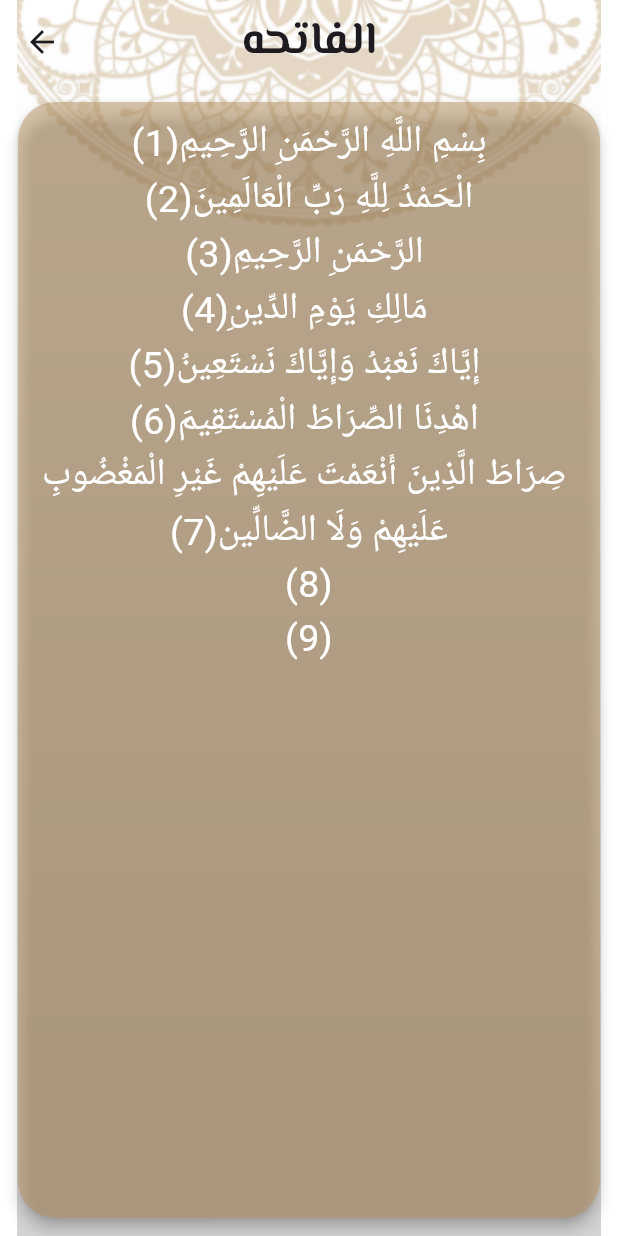
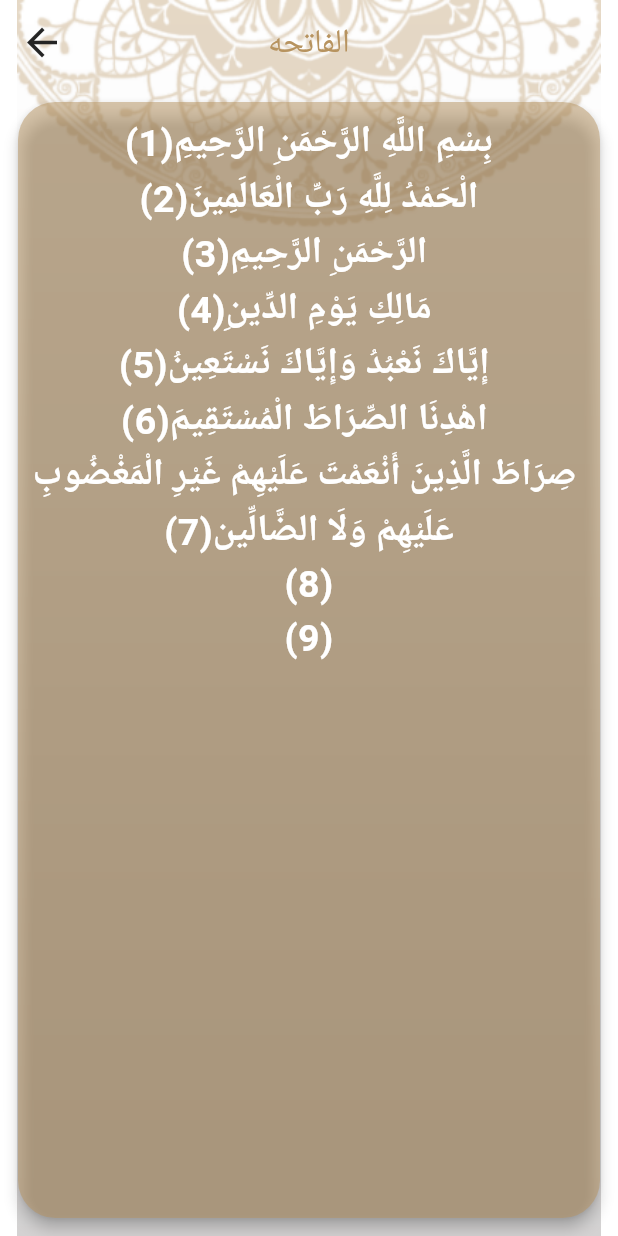
Before and after one commit to AbdallahEssam58/islmai_app1, a Flutter app: the screen it shows after launch, after a tap on "الفاتحه", on a phone screen of 412 x 824 dp. Run offline on Flutter 3.47's test engine with Material 3 defaults, Android fonts, the phone set to English and light mode, and no system bars; our stand-ins replace google_fonts; Roboto replaces fonts that are missing (Inder).

Commit message:
finshed theme & setting tab commit

```diff
--- /dev/null
+++ b/lib/home/bottom_sheets/x.dart
@@ -0,0 +1 @@
+String mode= "Dark" ;
--- a/lib/home/home.dart
+++ b/lib/home/home.dart
@@ -7,6 +7,9 @@ import 'package:islmai_app1/home/tabs/quran.dart';
 import 'package:islmai_app1/home/tabs/radio.dart';
 import 'package:islmai_app1/home/tabs/sebha.dart';
 import 'package:islmai_app1/home/tabs/setting.dart';
+import 'package:islmai_app1/my_theme_data.dart';
+import 'package:islmai_app1/providers/my_provider.dart';
+import 'package:provider/provider.dart';
 
 class HomeScreen extends StatefulWidget {
   static const String routeName = 'Home';
@@ -22,19 +25,22 @@ class _HomeScreenState extends State<HomeScreen> {
 
   @override
   Widget build(BuildContext context) {
+    var provider=Provider.of<MyProvider>(context);
     return Stack(
       children: [
-        Image.asset("assets/images/main_bg.png"),
+        Image.asset(
+            provider.mode==ThemeMode.light?
+            "assets/images/main_bg.png":
+          "assets/images/main_dark_bg.png",
+          width: double.infinity,
+          fit: BoxFit.fill,
+        ),
         Scaffold(
-          backgroundColor: Colors.transparent,
           appBar: AppBar(
-            centerTitle: true,
-            backgroundColor: Colors.transparent,
             title: Text(
               'Islmai',
-              style: GoogleFonts.elMessiri(
-                fontSize: 30,
-                fontWeight: FontWeight.w700,
+              style: Theme.of(context).textTheme.bodyLarge?.copyWith(
+                fontSize: 45,
               ),
             ),
           ),
@@ -44,12 +50,6 @@ class _HomeScreenState extends State<HomeScreen> {
               selectedIndex=value;
               setState(() {});
             },
-            backgroundColor: Color(0xFFB7935F),
-            type: BottomNavigationBarType.fixed,
-            selectedItemColor: Colors.black,
-            unselectedItemColor: Colors.white,
-            showUnselectedLabels: true,
-            showSelectedLabels: true,
             items: [
               BottomNavigationBarItem(icon: ImageIcon(AssetImage("assets/images/icon_quran.png")), label: "quran",),
               BottomNavigationBarItem(icon: ImageIcon(AssetImage("assets/images/icon_hadeth.png")), label: "ahadeth",),
--- a/lib/main.dart
+++ b/lib/main.dart
@@ -1,10 +1,21 @@
 import 'package:flutter/material.dart';
+import 'package:google_fonts/google_fonts.dart';
+import 'package:islmai_app1/my_theme_data.dart';
+import 'package:islmai_app1/providers/my_provider.dart';
+import 'package:islmai_app1/providers/sura_details_provider.dart';
+import 'package:provider/provider.dart';
+import 'home/bottom_sheets/x.dart';
 import 'home/hadeth_details.dart';
 import 'home/home.dart';
 import 'sura_details.dart';
 
 void main() {
-  runApp(MyApp());
+  runApp(MultiProvider(
+    providers: [
+      ChangeNotifierProvider(create:(context)=>MyProvider()),
+      ChangeNotifierProvider(create:(context)=>SuraDetailsProvider()),
+    ],
+      child: MyApp()));
 }
 
 class MyApp extends StatelessWidget {
@@ -12,8 +23,12 @@ class MyApp extends StatelessWidget {
 
   @override
   Widget build(BuildContext context) {
+    var provider= Provider.of<MyProvider>(context);
     return MaterialApp(
       debugShowCheckedModeBanner: false,
+      themeMode:provider.mode,
+      theme:MyThemeData.LightTheme,
+      darkTheme: MyThemeData.darkTheme,
       initialRoute: HomeScreen.routeName,
       routes: {
         HomeScreen.routeName: (context) =>  HomeScreen(),
--- /dev/null
+++ b/lib/my_theme_data.dart
@@ -0,0 +1,110 @@
+import 'package:flutter/material.dart';
+import 'package:google_fonts/google_fonts.dart';
+ Color PrimaryColor = Color(0xFFB7935F);
+ Color PrimaryDarkColor = Color(0xFF141A2E);
+ Color blackColor =Color(0xFF242424);
+ Color yellowColor = Color(0xFFFACC1D);
+
+class MyThemeData {
+  static ThemeData LightTheme = ThemeData(
+    dividerColor: PrimaryColor,
+    primaryColor: PrimaryColor,
+    bottomNavigationBarTheme: BottomNavigationBarThemeData(
+      showSelectedLabels: false,
+      backgroundColor: PrimaryColor,
+      showUnselectedLabels: false,
+      type: BottomNavigationBarType.fixed,
+      selectedItemColor: blackColor,
+      unselectedItemColor: Colors.white,
+    ),
+    scaffoldBackgroundColor: Colors.transparent,
+    appBarTheme: AppBarTheme(
+      iconTheme: IconThemeData(
+        size: 30,
+        color: blackColor,
+      ),
+      centerTitle: true,
+      backgroundColor: Colors.transparent,
+      //titleTextStyle:,
+    ),
+    colorScheme: ColorScheme(
+      brightness: Brightness.light,
+      primary: PrimaryColor,
+      onPrimary: PrimaryColor,
+      secondary: PrimaryColor,
+      onSecondary: PrimaryColor,
+      error: PrimaryColor,
+      onError: PrimaryColor,
+      surface: PrimaryColor,
+      onSurface: PrimaryColor,
+    ),
+    textTheme: TextTheme(
+      bodyLarge: GoogleFonts.elMessiri(
+        fontSize: 30,
+        color: Colors.black,
+        fontWeight: FontWeight.w700,
+      ),
+      bodyMedium: GoogleFonts.elMessiri(
+        fontSize: 25,
+        color: Colors.black,
+        fontWeight: FontWeight.w700,
+      ),
+      bodySmall: GoogleFonts.elMessiri(
+        fontSize: 20,
+        color: Colors.black,
+        fontWeight: FontWeight.w700,
+      ),
+    ),
+  );
+
+  static ThemeData darkTheme = ThemeData(
+    dividerColor: yellowColor,
+    primaryColor: PrimaryDarkColor,
+    bottomNavigationBarTheme: BottomNavigationBarThemeData(
+      showSelectedLabels: false,
+      backgroundColor: PrimaryDarkColor,
+      showUnselectedLabels: false,
+      type: BottomNavigationBarType.fixed,
+      selectedItemColor: yellowColor,
+      unselectedItemColor: Colors.white,
+    ),
+    scaffoldBackgroundColor: Colors.transparent,
+    appBarTheme: AppBarTheme(
+      iconTheme: IconThemeData(
+        size: 30,
+        color: Colors.white,
+      ),
+      centerTitle: true,
+      backgroundColor: Colors.transparent,
+      //titleTextStyle:,
+    ),
+    colorScheme: ColorScheme(
+      brightness: Brightness.light,
+      primary: PrimaryDarkColor,
+      onPrimary: PrimaryDarkColor,
+      secondary: PrimaryDarkColor,
+      onSecondary: PrimaryDarkColor,
+      error: PrimaryDarkColor,
+      onError: PrimaryDarkColor,
+      surface: PrimaryDarkColor,
+      onSurface: PrimaryDarkColor,
+    ),
+    textTheme: TextTheme(
+      bodyLarge: GoogleFonts.elMessiri(
+        fontSize: 30,
+        color: Colors.white,
+        fontWeight: FontWeight.w700,
+      ),
+      bodyMedium: GoogleFonts.elMessiri(
+        fontSize: 25,
+        color: yellowColor,
+        fontWeight: FontWeight.w700,
+      ),
+      bodySmall: GoogleFonts.elMessiri(
+        fontSize: 20,
+        color: Colors.white,
+        fontWeight: FontWeight.w700,
+      ),
+    ),
+  );
+}
--- /dev/null
+++ b/lib/providers/my_provider.dart
@@ -0,0 +1,14 @@
+import 'package:flutter/material.dart';
+
+class MyProvider extends ChangeNotifier{
+
+
+  ThemeMode mode=ThemeMode.light;
+
+
+
+  changeTheme(ThemeMode themeMode){
+    mode=themeMode;
+    notifyListeners();
+  }
+}
--- /dev/null
+++ b/lib/providers/sura_details_provider.dart
@@ -0,0 +1,14 @@
+import 'package:flutter/foundation.dart';
+import 'package:flutter/services.dart';
+
+class SuraDetailsProvider extends ChangeNotifier{
+  List<String> verses = [];
+  loadSuraFile(int index) async {
+    String sura = await rootBundle.loadString("assets/files/${index + 1}.txt");
+    List<String> suraLines = sura.split("\n");
+    print(suraLines);
+    verses = suraLines;
+    notifyListeners();
+
+  }
+}
--- a/lib/sura_details.dart
+++ b/lib/sura_details.dart
@@ -1,44 +1,41 @@
 import 'package:flutter/material.dart';
 import 'package:flutter/services.dart';
 import 'package:google_fonts/google_fonts.dart';
+import 'package:islmai_app1/providers/sura_details_provider.dart';
 import 'package:islmai_app1/sura_model.dart';
+import 'package:provider/provider.dart';
 
-class SuraDetailsScreen extends StatefulWidget {
+class SuraDetailsScreen extends StatelessWidget {
   static const String routeName = "suraDetails";
 
   const SuraDetailsScreen({super.key});
 
   @override
-  State<SuraDetailsScreen> createState() => _SuraDetailsScreenState();
-}
-
-class _SuraDetailsScreenState extends State<SuraDetailsScreen> {
-  List<String> verses = [];
-
-  @override
   Widget build(BuildContext context) {
     var model = ModalRoute.of(context)?.settings.arguments as SuraModel;
-    if (verses.isEmpty) {
-      loadSuraFile(model.index);
-    }
+    // var provider=Provider.of<SuraDetailsProvider>(context);
+    //if(provider.verses.isEmpty){
+    //provider.loadSuraFile(model.index);
+    //}
 
+    return ChangeNotifierProvider(
+        create: (context) => SuraDetailsProvider()..loadSuraFile(model.index),
+        builder: (context, child) {
+          var provider=Provider.of<SuraDetailsProvider>(context);
           return Container(
             decoration: BoxDecoration(
               image: DecorationImage(
-          image: AssetImage("assets/images/main_bg.png"),
+                image: AssetImage(
+                 // provider.mode==ThemeMode.light?
+                  "assets/images/main_bg.png"
+                  //"assets/images/main_dark_bg.png",
+                ),
               ),
             ),
             child: Scaffold(
-        backgroundColor: Colors.transparent,
               appBar: AppBar(
-          centerTitle: true,
-          backgroundColor: Colors.transparent,
                 title: Text(
                   model.name,
-            style: GoogleFonts.elMessiri(
-              fontSize: 30,
-              fontWeight: FontWeight.w700,
-            ),
                 ),
               ),
               body: Card(
@@ -56,25 +53,22 @@ class _SuraDetailsScreenState extends State<SuraDetailsScreen> {
                   child: ListView.builder(
                     itemBuilder: (context, index) {
                       return Text(
-                  "${verses[index]}(${index+1})",
+                        "${provider.verses[index]}(${index + 1})",
                         textDirection: TextDirection.rtl,
                         textAlign: TextAlign.center,
-                  style: GoogleFonts.inder(fontSize: 25,color: Colors.white,),
+                        style: GoogleFonts.inder(
+                          fontSize: 25,
+                          color: Colors.white,
+                        ),
                       );
                     },
-              itemCount: verses.length,
+                    itemCount:
+                    provider.verses.length,
                   ),
                 ),
               ),
             ),
           );
-  }
-
-  loadSuraFile(int index) async {
-    String sura = await rootBundle.loadString("assets/files/${index + 1}.txt");
-    List<String> suraLines = sura.split("\n");
-    print(suraLines);
-    verses = suraLines;
-    setState(() {});
+        });
   }
 }
--- a/pubspec.yaml
+++ b/pubspec.yaml
@@ -37,6 +37,7 @@ dependencies:
   cupertino_icons: ^1.0.6
   flutter_native_splash: ^2.4.1
   google_fonts: ^6.2.1
+  provider: ^6.1.2
 
 dev_dependencies:
   flutter_test:
```
Also changed, not shown: lib/home/bottom_sheets/language_bottom_sheet.dart (added, +51 -0 lines), lib/home/bottom_sheets/theme_bottom_sheet.dart (added, +62 -0 lines), lib/home/hadeth_details.dart (+8 -2 lines), lib/home/tabs/setting.dart (+63 -2 lines), assets/images/main_dark_bg.png (added), pubspec.lock. Lines whose indentation alone changed are shown as unchanged.
